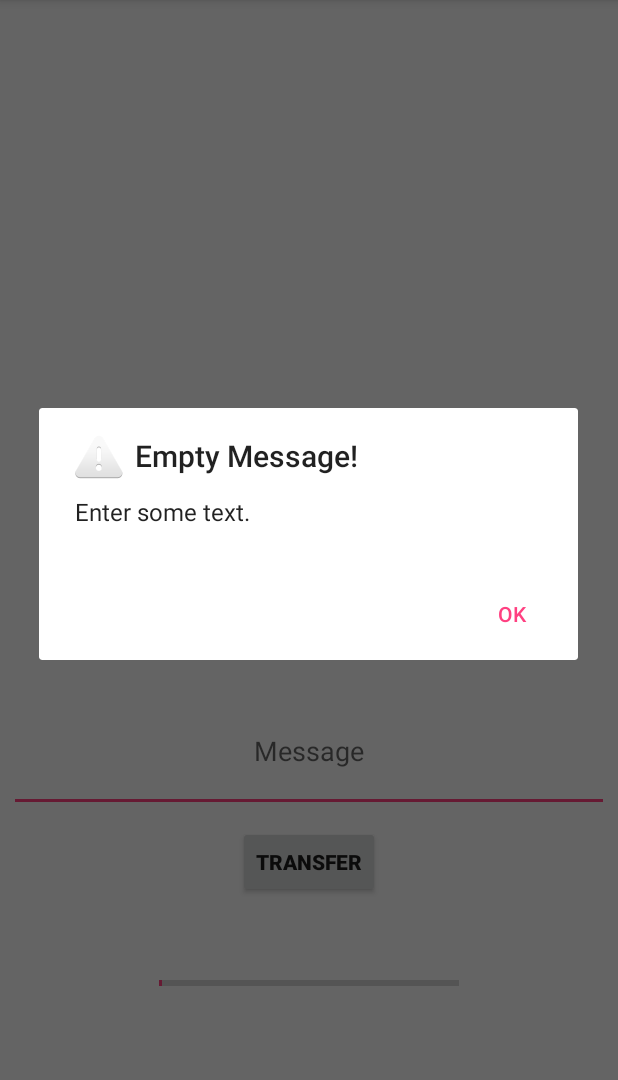
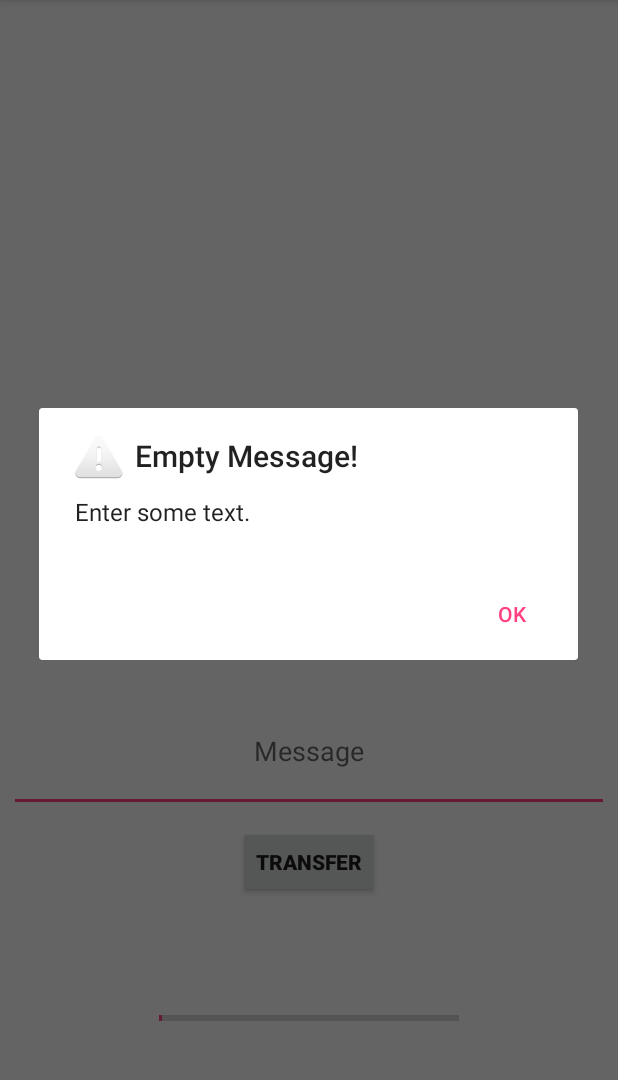
Before and after one commit to amitness/photon, an Android app: the TransmitActivity screen opened directly, with no data from a screen before it, after a tap on "TRANSFER", on a phone screen of 412 x 824 dp, the part 84-1164 px from its top. Run offline under Robolectric (Android 15) with nearby library versions, the phone set to English and light mode, and no system bars.

Commit message:
Move progress text above progress bar

```diff
--- a/app/src/main/res/layout/activity_transmit.xml
+++ b/app/src/main/res/layout/activity_transmit.xml
@@ -65,7 +65,7 @@
         app:layout_constraintTop_toBottomOf="@+id/button"
         app:layout_constraintBottom_toBottomOf="parent"
         android:layout_marginBottom="8dp"
-        app:layout_constraintVertical_bias="0.23" />
+        app:layout_constraintVertical_bias="0.456" />
 
     <TextView
         android:id="@+id/textview"
@@ -73,11 +73,13 @@
         android:layout_height="wrap_content"
         app:layout_constraintLeft_toLeftOf="parent"
         app:layout_constraintRight_toRightOf="parent"
-        app:layout_constraintTop_toTopOf="parent"
         app:layout_constraintHorizontal_bias="0.501"
-        android:layout_marginTop="365dp"
+        android:layout_marginTop="8dp"
         android:layout_marginLeft="8dp"
         android:layout_marginRight="8dp"
         android:layout_marginStart="8dp"
-        android:layout_marginEnd="8dp" />
+        android:layout_marginEnd="8dp"
+        android:layout_marginBottom="8dp"
+        app:layout_constraintBottom_toTopOf="@+id/progressbar"
+        app:layout_constraintTop_toBottomOf="@+id/button" />
 </android.support.constraint.ConstraintLayout>
```
